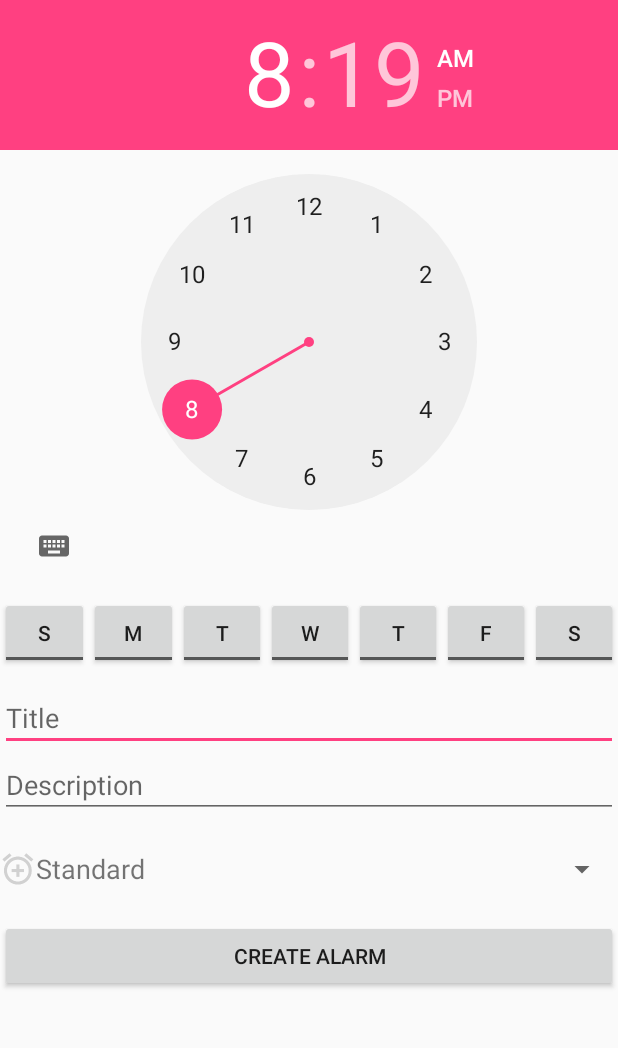
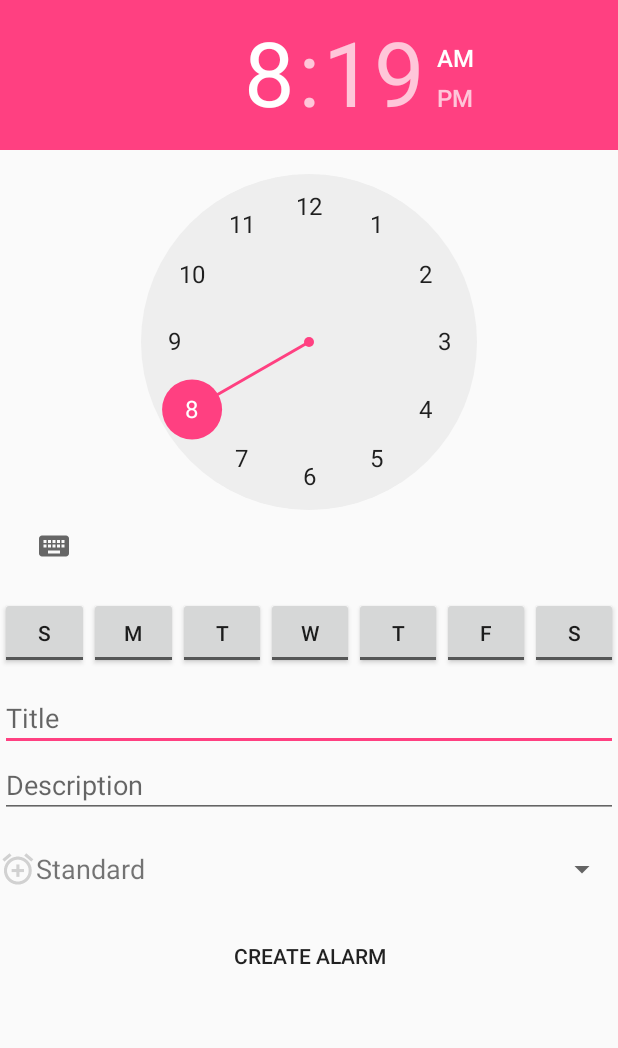
Before and after one commit to mathi182/IMA_mini-projet, an Android app: the AlarmMakingActivity screen opened directly, with no data from a screen before it, on a phone screen of 412 x 824 dp, the part 84-1132 px from its top. Run offline under Robolectric (Android 15) with nearby library versions, the phone set to English and light mode, and no system bars.

Commit message:
Layout button

```diff
--- a/AlarmeDeluxe/app/src/main/res/layout/activity_alarm_making.xml
+++ b/AlarmeDeluxe/app/src/main/res/layout/activity_alarm_making.xml
@@ -131,7 +131,8 @@
                 android:layout_width="match_parent"
                 android:layout_height="wrap_content"
                 android:id="@+id/btnCreate"
-                android:onClick="onButtonClick"/>
+                android:onClick="onButtonClick"
+                style="@android:style/Widget.Material.Button.Borderless" />
 
         </LinearLayout>
     </ScrollView>
```
